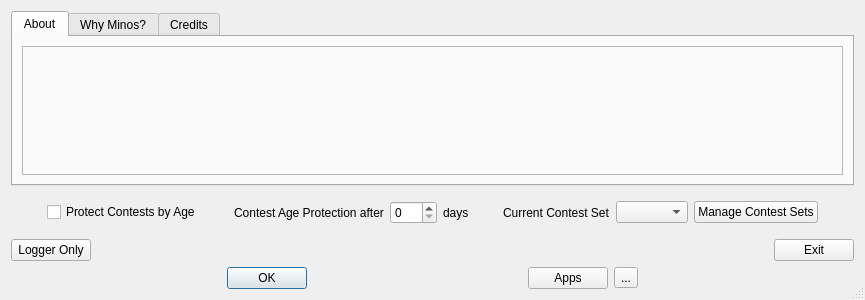
The window that mqt/MqtLogger/taboutbox.ui (Rsclub22/Minos2-Mirror) describes before a commit, drawn with Qt 5.
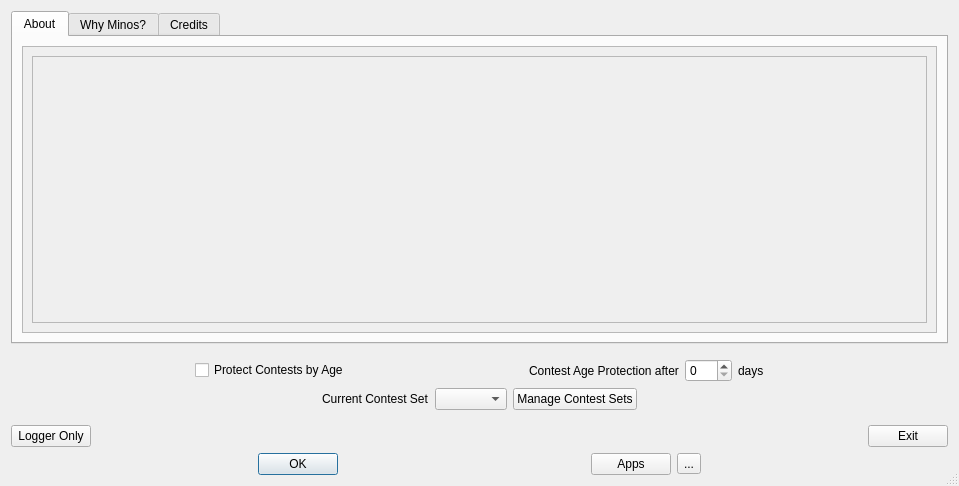
The same window after the commit.

Commit message: Use scroll areas to reduce mininum size of about box

Patch:
```diff
--- a/mqt/MqtLogger/taboutbox.ui
+++ b/mqt/MqtLogger/taboutbox.ui
@@ -6,8 +6,8 @@
    <rect>
     <x>0</x>
     <y>0</y>
-    <width>865</width>
-    <height>300</height>
+    <width>959</width>
+    <height>486</height>
    </rect>
   </property>
   <property name="windowTitle">
@@ -26,7 +26,22 @@
       <attribute name="title">
        <string>About</string>
       </attribute>
-      <layout class="QVBoxLayout" name="verticalLayout_3" stretch="2">
+      <layout class="QVBoxLayout" name="verticalLayout_7">
+       <item>
+        <widget class="QScrollArea" name="scrollArea_3">
+         <property name="widgetResizable">
+          <bool>true</bool>
+         </property>
+         <widget class="QWidget" name="scrollAreaWidgetContents_3">
+          <property name="geometry">
+           <rect>
+            <x>0</x>
+            <y>0</y>
+            <width>911</width>
+            <height>255</height>
+           </rect>
+          </property>
+          <layout class="QVBoxLayout" name="verticalLayout_3">
        <item>
         <widget class="QLabel" name="AboutMemo">
          <property name="frameShape">
@@ -48,6 +63,10 @@
        </item>
       </layout>
      </widget>
+        </widget>
+       </item>
+      </layout>
+     </widget>
      <widget class="QWidget" name="WhyMinosTabSheet">
       <attribute name="title">
        <string>Why Minos?</string>
@@ -127,6 +146,8 @@
    </item>
    <item>
     <widget class="QFrame" name="SessionsFrame">
+     <layout class="QVBoxLayout" name="verticalLayout_8">
+      <item>
      <layout class="QHBoxLayout" name="horizontalLayout_3">
       <item>
        <spacer name="horizontalSpacer_7">
@@ -198,6 +219,23 @@
         </property>
        </spacer>
       </item>
+       </layout>
+      </item>
+      <item>
+       <layout class="QHBoxLayout" name="horizontalLayout_4">
+        <item>
+         <spacer name="horizontalSpacer_9">
+          <property name="orientation">
+           <enum>Qt::Horizontal</enum>
+          </property>
+          <property name="sizeHint" stdset="0">
+           <size>
+            <width>40</width>
+            <height>20</height>
+           </size>
+          </property>
+         </spacer>
+        </item>
       <item>
        <widget class="QLabel" name="label">
         <property name="text">
@@ -227,6 +265,8 @@
          </size>
         </property>
        </spacer>
+        </item>
+       </layout>
       </item>
      </layout>
     </widget>
```
Left out of the diff: 8 changed lines with no effect on the pictures. Lines whose indentation alone changed are shown as unchanged.
